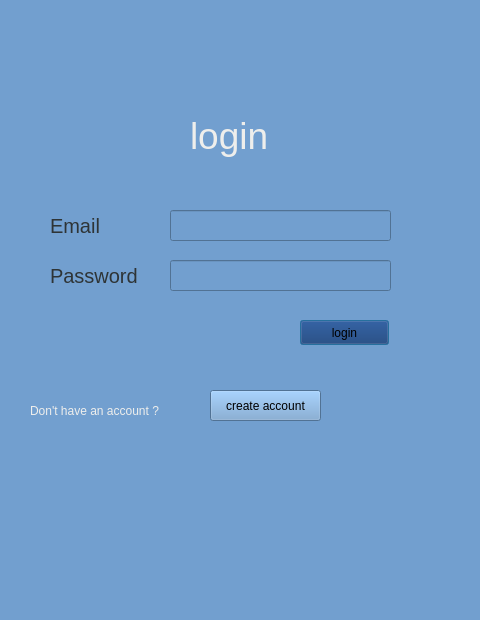
Qt form login.ui (aatish-infostride/pyqt) before a commit.
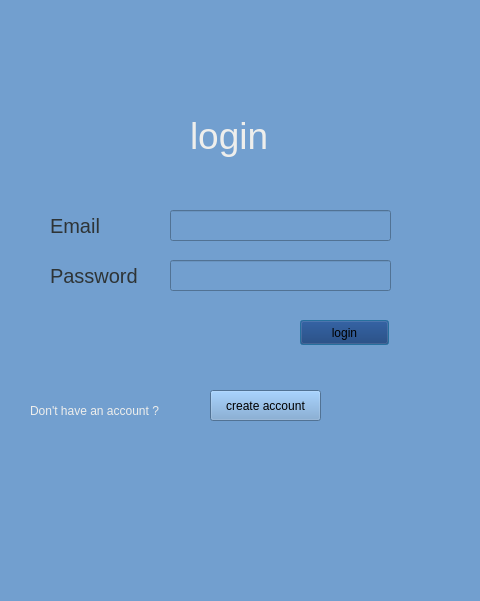
The same form after that commit.

The edit to the form file:
```diff
--- a/login.ui
+++ b/login.ui
@@ -7,7 +7,7 @@
     <x>0</x>
     <y>0</y>
     <width>480</width>
-    <height>620</height>
+    <height>601</height>
    </rect>
   </property>
   <property name="windowTitle">
```
Left out of the diff: 2 changed lines with no effect on the pictures.
